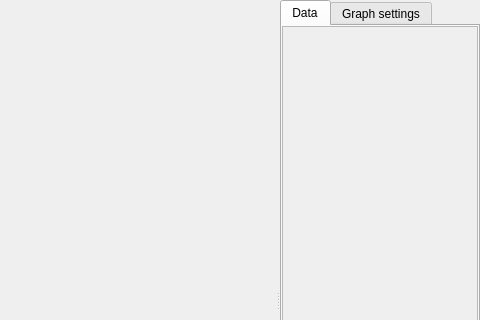
Qt form sources/graphwindow.ui (JerryShe/TCP-Plotter) before a commit; both pictures show x 320 to 800 and y 0 to 320 of the 800 by 600 pixel window.
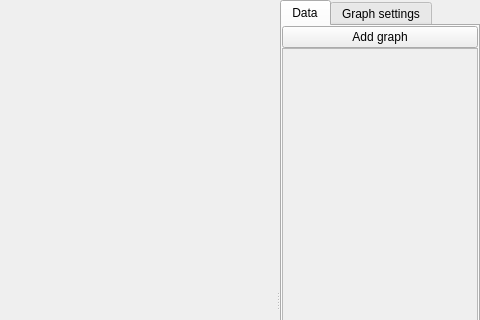
The same form after that commit. The open tabs and pages were chosen to show the change. Custom widgets are drawn as their Qt base class.

The edit to the form file:
```diff
--- a/sources/graphwindow.ui
+++ b/sources/graphwindow.ui
@@ -166,6 +166,13 @@
          <property name="bottomMargin">
           <number>0</number>
          </property>
+         <item>
+          <widget class="QPushButton" name="AddGraphButton">
+           <property name="text">
+            <string>Add graph</string>
+           </property>
+          </widget>
+         </item>
          <item>
           <widget class="QScrollArea" name="scrollArea_2">
            <property name="widgetResizable">
@@ -177,7 +184,7 @@
               <x>0</x>
               <y>0</y>
               <width>192</width>
-              <height>572</height>
+              <height>549</height>
              </rect>
             </property>
            </widget>
```
Left out of the diff: 4 changed lines with no effect on the pictures.
